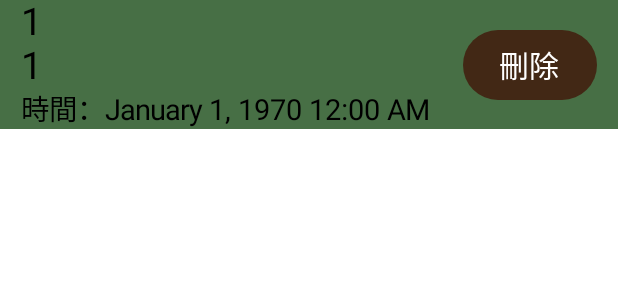
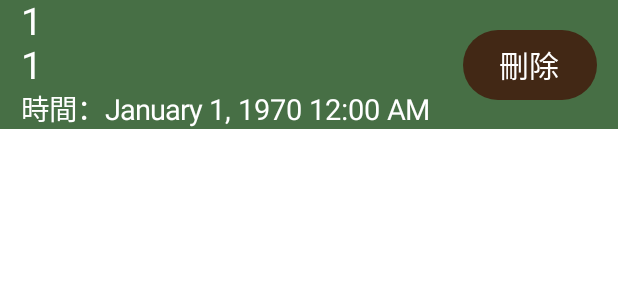
Before and after one commit to Ruoruol/ComposeProject1.4, an Android app built with Jetpack Compose: the @Preview function MedicationListScreenPreview, on a phone screen of 412 x 824 dp. Shown: the top 300 px of the screen. Run offline under Robolectric (Android 15) with nearby library versions, the phone set to English and light mode, and no system bars; our stand-ins replace Room's generated code, constraintlayout-compose.

Commit message:
新增logo&變更提醒列表字的顏色

```diff
--- a/app/src/main/java/com/example/composeproject1/AlarmReceiver.kt
+++ b/app/src/main/java/com/example/composeproject1/AlarmReceiver.kt
@@ -74,7 +74,7 @@ class AlarmReceiver : BroadcastReceiver() {
                                 PendingIntent.FLAG_IMMUTABLE or PendingIntent.FLAG_UPDATE_CURRENT
                             )
                         val builder = NotificationCompat.Builder(context, CHANNEL_ID)
-                            .setSmallIcon(R.drawable.ic_launcher_foreground)
+                            .setSmallIcon(R.drawable.app_logo)
                             .setContentTitle(title ?: "")
                             .setContentText(desc ?: "").setContentIntent(pendingIntent)
                             .setPriority(NotificationCompat.PRIORITY_DEFAULT).setAutoCancel(true)
@@ -117,7 +117,7 @@ class AlarmReceiver : BroadcastReceiver() {
                     PendingIntent.FLAG_IMMUTABLE or PendingIntent.FLAG_UPDATE_CURRENT
                 )
             val builder = NotificationCompat.Builder(context, CHANNEL_ID_HISTORY)
-                .setSmallIcon(R.drawable.ic_launcher_foreground)
+                .setSmallIcon(R.drawable.app_logo)
                 .setContentTitle("行事曆")
                 .setContentText(title).setContentIntent(pendingIntent)
                 .setPriority(NotificationCompat.PRIORITY_DEFAULT).setAutoCancel(true)
--- a/app/src/main/java/com/example/composeproject1/ui/BloodPressureScreen.kt
+++ b/app/src/main/java/com/example/composeproject1/ui/BloodPressureScreen.kt
@@ -380,7 +380,7 @@ private fun LineChart.initLineChart() {
 
 
     // 添加Y軸的限制線，例如正常範圍
-    val normalSystolicRange = LimitLine(120f, "收缩压正常範圍")
+    val normalSystolicRange = LimitLine(120f, "收縮壓正常範圍")
     normalSystolicRange.lineColor = android.graphics.Color.GREEN
     normalSystolicRange.lineWidth = 2f
     axisLeft.addLimitLine(normalSystolicRange)
--- a/app/src/main/java/com/example/composeproject1/ui/MedicationListScreen.kt
+++ b/app/src/main/java/com/example/composeproject1/ui/MedicationListScreen.kt
@@ -86,12 +86,12 @@ fun MedicationItem(
                 .padding(start = 14.dp, end = 14.dp)
         ) {
             val (title, desc, time, deleteButton) = createRefs()
-            Text(medicationData.title, fontSize = 25.sp,modifier = Modifier.constrainAs(title) {
+            Text(medicationData.title, fontSize = 25.sp, color = Color.White, modifier = Modifier.constrainAs(title) {
                 top.linkTo(parent.top)
                 start.linkTo(parent.start)
                 bottom.linkTo(desc.top)
             })
-            Text(medicationData.description, fontSize = 25.sp,modifier = Modifier.constrainAs(desc) {
+            Text(medicationData.description, fontSize = 25.sp, color = Color.White, modifier = Modifier.constrainAs(desc) {
                 top.linkTo(title.bottom)
                 start.linkTo(parent.start)
                 bottom.linkTo(time.bottom)
@@ -102,7 +102,7 @@ fun MedicationItem(
                 val timeFormat = DateFormat.getTimeFormat(App.appContext)
                 dateFormat.format(date) + " " + timeFormat.format(date)
             }
-            Text(text = "時間：${timeString}", fontSize = 19.sp,modifier = Modifier.constrainAs(time) {
+            Text(text = "時間：${timeString}", fontSize = 19.sp, color = Color.White, modifier = Modifier.constrainAs(time) {
                 top.linkTo(desc.bottom)
                 start.linkTo(parent.start)
                 bottom.linkTo(parent.bottom)
```
Also changed, not shown: app/src/main/res/drawable/app_logo.png (added).
